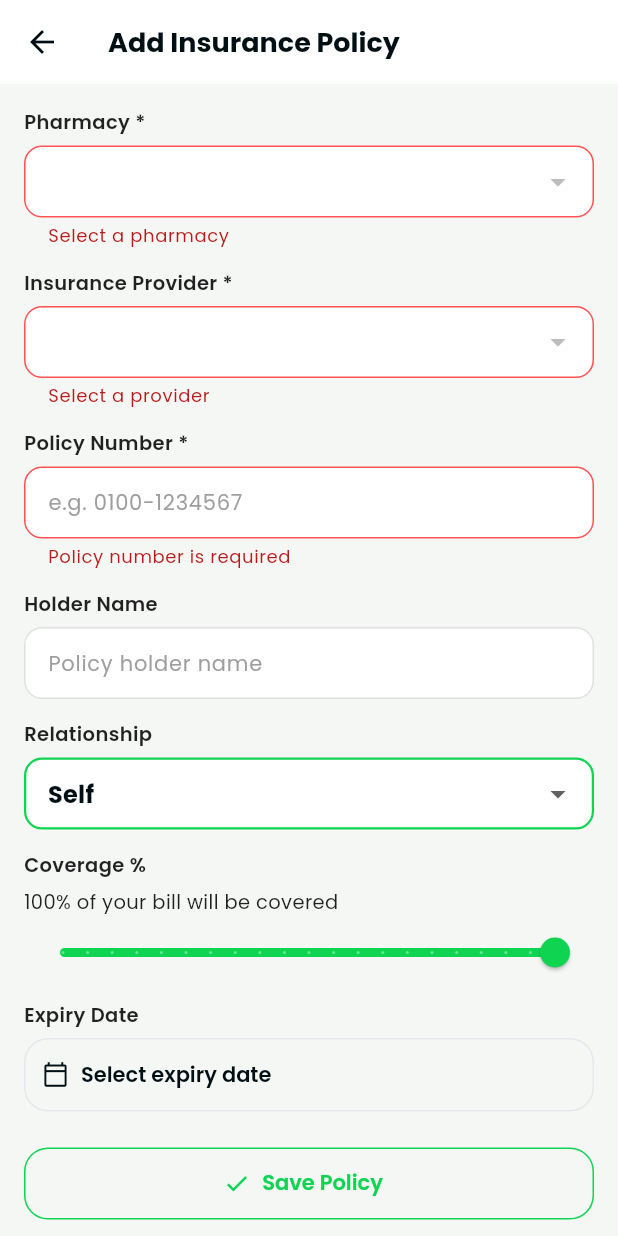
After one commit to DICKSON78/phermex, a Flutter app: the _AddInsuranceSheet screen opened directly, after a tap on "Self", after a tap on "Save Policy", on a phone screen of 412 x 824 dp. The commit adds this screen. Run offline on Flutter 3.47's test engine with Material 3 defaults, Android fonts, the phone set to English and light mode, and no system bars; our stand-ins replace cached_network_image, firebase_messaging, flutter_map, flutter_secure_storage, geolocator, image_picker and 2 more; missing offline and left inert: jitsi_meet_flutter_sdk; accounts and stored records are empty; network calls fail; statements that could not run were skipped.

Commit message:
Health insurance: app screen + repository + delete method

```diff
--- /dev/null
+++ b/lib/screens/insurance/insurance_screen.dart
@@ -0,0 +1,519 @@
+import 'package:flutter/material.dart';
+import '../../services/api_service.dart';
+import '../../services/customer_repository.dart';
+import '../../theme.dart';
+
+class InsuranceScreen extends StatefulWidget {
+  const InsuranceScreen({super.key});
+
+  @override
+  State<InsuranceScreen> createState() => _InsuranceScreenState();
+}
+
+class _InsuranceScreenState extends State<InsuranceScreen> {
+  bool _loading = true;
+  String? _error;
+  List<Map<String, dynamic>> _records = [];
+
+  @override
+  void initState() {
+    super.initState();
+    _load();
+  }
+
+  Future<void> _load() async {
+    setState(() { _loading = true; _error = null; });
+    try {
+      final records = await CustomerRepository.myInsurance();
+      setState(() { _records = records; _loading = false; });
+    } catch (e) {
+      setState(() { _error = ApiService.friendlyError(e); _loading = false; });
+    }
+  }
+
+  Future<void> _remove(Map<String, dynamic> record) async {
+    final id = record['id'];
+    if (id == null) return;
+    final confirmed = await showDialog<bool>(
+      context: context,
+      builder: (ctx) => AlertDialog(
+        title: const Text('Remove insurance?'),
+        content: const Text('This will remove the insurance record from your profile.'),
+        actions: [
+          TextButton(onPressed: () => Navigator.pop(ctx, false), child: const Text('Cancel')),
+          TextButton(onPressed: () => Navigator.pop(ctx, true), child: const Text('Remove', style: TextStyle(color: Colors.redAccent))),
+        ],
+      ),
+    );
+    if (confirmed != true) return;
+    try {
+      await CustomerRepository.removeInsurance(id);
+      if (mounted) {
+        ScaffoldMessenger.of(context).showSnackBar(const SnackBar(content: Text('Insurance record removed')));
+        _load();
+      }
+    } catch (e) {
+      if (mounted) {
+        ScaffoldMessenger.of(context).showSnackBar(SnackBar(content: Text(ApiService.friendlyError(e))));
+      }
+    }
+  }
+
+  Future<void> _add() async {
+    final added = await Navigator.of(context).push<bool>(
+      MaterialPageRoute(builder: (_) => const _AddInsuranceSheet()),
+    );
+    if (added == true) _load();
+  }
+
+  String _relationshipLabel(String? rel) {
+    switch (rel) {
+      case 'self': return 'Self';
+      case 'spouse': return 'Spouse';
+      case 'child': return 'Child';
+      case 'dependent': return 'Dependent';
+      default: return 'Self';
+    }
+  }
+
+  @override
+  Widget build(BuildContext context) {
+    return Scaffold(
+      backgroundColor: AppTheme.bgLight,
+      appBar: AppBar(
+        title: const Text('Health Insurance'),
+        backgroundColor: Colors.white,
+        actions: [
+          IconButton(
+            onPressed: _add,
+            icon: const Icon(Icons.add_circle_outline, color: AppTheme.primary),
+          ),
+        ],
+      ),
+      body: _loading
+          ? const Center(child: CircularProgressIndicator())
+          : _error != null
+              ? Center(
+                  child: Padding(
+                    padding: const EdgeInsets.all(24),
+                    child: Column(
+                      mainAxisSize: MainAxisSize.min,
+                      children: [
+                        Text(_error!, style: const TextStyle(color: Colors.redAccent), textAlign: TextAlign.center),
+                        const SizedBox(height: 12),
+                        TextButton(onPressed: _load, child: const Text('Retry')),
+                      ],
+                    ),
+                  ),
+                )
+              : RefreshIndicator(
+                  onRefresh: _load,
+                  child: _records.isEmpty
+                      ? ListView(
+                          physics: const AlwaysScrollableScrollPhysics(),
+                          padding: const EdgeInsets.all(24),
+                          children: [
+                            const SizedBox(height: 60),
+                            const Icon(Icons.health_and_safety_outlined, size: 64, color: AppTheme.primary),
+                            const SizedBox(height: 16),
+                            const Text(
+                              'No insurance policies yet',
+                              textAlign: TextAlign.center,
+                              style: TextStyle(fontSize: 18, fontWeight: FontWeight.bold, color: AppTheme.textPrimary),
+                            ),
+                            const SizedBox(height: 6),
+                            const Text(
+                              'Add your NHIF or private insurance policy so pharmacies can apply your coverage.',
+                              textAlign: TextAlign.center,
+                              style: TextStyle(fontSize: 13, color: AppTheme.textSecondary),
+                            ),
+                            const SizedBox(height: 24),
+                            OutlinedButton.icon(
+                              onPressed: _add,
+                              icon: const Icon(Icons.add),
+                              label: const Text('Add Insurance Policy'),
+                              style: OutlinedButton.styleFrom(
+                                foregroundColor: AppTheme.primary,
+                                side: const BorderSide(color: AppTheme.primary),
+                                minimumSize: const Size.fromHeight(48),
+                              ),
+                            ),
+                          ],
+                        )
+                      : ListView(
+                          physics: const AlwaysScrollableScrollPhysics(),
+                          padding: const EdgeInsets.all(16),
+                          children: [
+                            const Text(
+                              'Covered plans',
+                              style: TextStyle(fontSize: 18, fontWeight: FontWeight.bold, color: AppTheme.textPrimary),
+                            ),
+                            const SizedBox(height: 12),
+                            ..._records.map((r) => _InsuranceCard(
+                                  record: r,
+                                  onRemove: () => _remove(r),
+                                )),
+                            const SizedBox(height: 16),
+                            OutlinedButton.icon(
+                              onPressed: _add,
+                              icon: const Icon(Icons.add),
+                              label: const Text('Add another policy'),
+                              style: OutlinedButton.styleFrom(
+                                foregroundColor: AppTheme.primary,
+                                side: const BorderSide(color: AppTheme.primary),
+                                minimumSize: const Size.fromHeight(48),
+                              ),
+                            ),
+                          ],
+                        ),
+                ),
+    );
+  }
+}
+
+class _InsuranceCard extends StatelessWidget {
+  final Map<String, dynamic> record;
+  final VoidCallback onRemove;
+
+  const _InsuranceCard({required this.record, required this.onRemove});
+
+  @override
+  Widget build(BuildContext context) {
+    final provider = (record['provider'] is Map ? record['provider'] : <String, dynamic>{});
+    final pharmacy = (record['pharmacy'] is Map ? record['pharmacy'] : <String, dynamic>{});
+    final providerName = provider['name']?.toString() ?? 'Insurance';
+    final coverage = double.tryParse((record['coverage_percent'] ?? 0).toString()) ?? 0;
+    final expiry = record['expiry_date']?.toString() ?? '';
+    final isPrimary = record['is_primary'] == true;
+
+    DateTime? expiryDate;
+    if (expiry.isNotEmpty) expiryDate = DateTime.tryParse(expiry);
+    final isExpired = expiryDate != null && expiryDate.isBefore(DateTime.now());
+
+    return Container(
+      margin: const EdgeInsets.only(bottom: 12),
+      padding: const EdgeInsets.all(16),
+      decoration: BoxDecoration(
+        color: Colors.white,
+        borderRadius: BorderRadius.circular(16),
+        border: Border.all(color: Colors.grey.shade200),
+      ),
+      child: Column(
+        crossAxisAlignment: CrossAxisAlignment.start,
+        children: [
+          Row(
+            children: [
+              Container(
+                padding: const EdgeInsets.all(10),
+                decoration: BoxDecoration(
+                  color: AppTheme.primary.withOpacity(0.12),
+                  borderRadius: BorderRadius.circular(12),
+                ),
+                child: const Icon(Icons.shield_outlined, color: AppTheme.primary),
+              ),
+              const SizedBox(width: 12),
+              Expanded(
+                child: Column(
+                  crossAxisAlignment: CrossAxisAlignment.start,
+                  children: [
+                    Text(
+                      providerName,
+                      style: const TextStyle(fontWeight: FontWeight.bold, fontSize: 15, color: AppTheme.textPrimary),
+                    ),
+                    const SizedBox(height: 2),
+                    Text(
+                      'Policy ${record['policy_number']?.toString() ?? ''}',
+                      style: const TextStyle(fontSize: 12, color: AppTheme.textSecondary),
+                    ),
+                  ],
+                ),
+              ),
+              if (isPrimary)
+                Container(
+                  padding: const EdgeInsets.symmetric(horizontal: 8, vertical: 4),
+                  decoration: BoxDecoration(color: AppTheme.primary.withOpacity(0.12), borderRadius: BorderRadius.circular(8)),
+                  child: const Text('Primary', style: TextStyle(fontSize: 11, fontWeight: FontWeight.w600, color: AppTheme.primary)),
+                ),
+              IconButton(
+                onPressed: onRemove,
+                icon: const Icon(Icons.delete_outline, size: 20, color: Colors.redAccent),
+                tooltip: 'Remove',
+              ),
+            ],
+          ),
+          const SizedBox(height: 12),
+          Row(
+            children: [
+              Expanded(
+                child: _InfoCell(label: 'Coverage', value: '${coverage.toStringAsFixed(0)}%'),
+              ),
+              if (pharmacy['pharmacy_name']?.toString().isNotEmpty == true)
+                Expanded(
+                  child: _InfoCell(label: 'Registered at', value: pharmacy['pharmacy_name'].toString()),
+                ),
+            ],
+          ),
+          if (expiryDate != null) ...[
+            const SizedBox(height: 10),
+            Text(
+              isExpired ? 'Policy expired ${_fmtDate(expiryDate!)}' : 'Valid until ${_fmtDate(expiryDate!)}',
+              style: TextStyle(fontSize: 12, color: isExpired ? Colors.redAccent : AppTheme.textSecondary),
+            ),
+          ],
+        ],
+      ),
+    );
+  }
+
+  String _fmtDate(DateTime d) => '${d.day.toString().padLeft(2, '0')}/${d.month.toString().padLeft(2, '0')}/${d.year}';
+}
+
+class _InfoCell extends StatelessWidget {
+  final String label;
+  final String value;
+
+  const _InfoCell({required this.label, required this.value});
+
+  @override
+  Widget build(BuildContext context) {
+    return Column(
+      crossAxisAlignment: CrossAxisAlignment.start,
+      children: [
+        Text(label, style: const TextStyle(fontSize: 11, color: AppTheme.textSecondary)),
+        const SizedBox(height: 2),
+        Text(value, style: const TextStyle(fontSize: 13, fontWeight: FontWeight.w600, color: AppTheme.textPrimary)),
+      ],
+    );
+  }
+}
+
+class _AddInsuranceSheet extends StatefulWidget {
+  const _AddInsuranceSheet();
+
+  @override
+  State<_AddInsuranceSheet> createState() => _AddInsuranceSheetState();
+}
+
+class _AddInsuranceSheetState extends State<_AddInsuranceSheet> {
+  final _formKey = GlobalKey<FormState>();
+  final _policyNumber = TextEditingController();
+  final _holderName = TextEditingController();
+  String? _pharmacyId;
+  String? _providerId;
+  String _providerName = '';
+  String _relationship = 'self';
+  String? _expiryDate;
+  double _coverage = 100;
+  bool _saving = false;
+
+  List<Map<String, dynamic>> _pharmacies = [];
+  List<Map<String, dynamic>> _providers = [];
+  bool _loadingData = true;
+
+  @override
+  void initState() {
+    super.initState();
+    _loadData();
+  }
+
+  @override
+  void dispose() {
+    _policyNumber.dispose();
+    _holderName.dispose();
+    super.dispose();
+  }
+
+  Future<void> _loadData() async {
+    setState(() { _loadingData = true; });
+    try {
+      final pharmacies = await CustomerRepository.allPharmacies();
+      final providers = await CustomerRepository.insuranceProviders();
+      setState(() {
+        _pharmacies = pharmacies.map((p) => {
+          'id': p.id,
+          'pharmacy_name': p.name ?? 'Pharmacy',
+        }).toList();
+        _providers = providers;
+        _loadingData = false;
+      });
+    } catch (e) {
+      setState(() { _loadingData = false; });
+      if (mounted) {
+        ScaffoldMessenger.of(context).showSnackBar(SnackBar(content: Text(ApiService.friendlyError(e))));
+      }
+    }
+  }
+
+  @override
+  Widget build(BuildContext context) {
+    return Scaffold(
+      backgroundColor: AppTheme.bgLight,
+      appBar: AppBar(
+        title: const Text('Add Insurance Policy'),
+        backgroundColor: Colors.white,
+      ),
+      body: _loadingData
+          ? const Center(child: CircularProgressIndicator())
+          : SingleChildScrollView(
+              padding: const EdgeInsets.all(16),
+              child: Form(
+                key: _formKey,
+                child: Column(
+                  crossAxisAlignment: CrossAxisAlignment.stretch,
+                  children: [
+                    _label('Pharmacy *'),
+                    DropdownButtonFormField<String>(
+                      value: _pharmacyId,
+                      isExpanded: true,
+                      decoration: _decoration(),
+                      items: _pharmacies.map((p) {
+                        final name = p['pharmacy_name']?.toString() ?? p['name']?.toString() ?? 'Pharmacy';
+                        return DropdownMenuItem(value: p['id'].toString(), child: Text(name, overflow: TextOverflow.ellipsis));
+                      }).toList(),
+                      onChanged: (v) => setState(() => _pharmacyId = v),
+                      validator: (v) => v == null ? 'Select a pharmacy' : null,
+                    ),
+                    const SizedBox(height: 14),
+                    _label('Insurance Provider *'),
+                    DropdownButtonFormField<String>(
+                      value: _providerId,
+                      isExpanded: true,
+                      decoration: _decoration(),
+                      items: _providers.map((p) {
+                        final name = p['name']?.toString() ?? 'Provider';
+                        return DropdownMenuItem(
+                          value: p['id'].toString(),
+                          child: Text(name, overflow: TextOverflow.ellipsis),
+                        );
+                      }).toList(),
+                      onChanged: (v) {
+                        setState(() => _providerId = v);
+                        final provider = _providers.firstWhere((p) => p['id'].toString() == v, orElse: () => const {});
+                        _providerName = provider['name']?.toString() ?? '';
+                      },
+                      validator: (v) => v == null ? 'Select a provider' : null,
+                    ),
+                    const SizedBox(height: 14),
+                    _label('Policy Number *'),
+                    TextFormField(
+                      controller: _policyNumber,
+                      decoration: _decoration(hint: 'e.g. 0100-1234567'),
+                      validator: (v) => (v == null || v.trim().isEmpty) ? 'Policy number is required' : null,
+                    ),
+                    const SizedBox(height: 14),
+                    _label('Holder Name'),
+                    TextFormField(
+                      controller: _holderName,
+                      decoration: _decoration(hint: 'Policy holder name'),
+                    ),
+                    const SizedBox(height: 14),
+                    _label('Relationship'),
+                    DropdownButtonFormField<String>(
+                      value: _relationship,
+                      isExpanded: true,
+                      decoration: _decoration(),
+                      items: const [
+                        DropdownMenuItem(value: 'self', child: Text('Self')),
+                        DropdownMenuItem(value: 'spouse', child: Text('Spouse')),
+                        DropdownMenuItem(value: 'child', child: Text('Child')),
+                        DropdownMenuItem(value: 'dependent', child: Text('Dependent')),
+                      ],
+                      onChanged: (v) => setState(() => _relationship = v ?? 'self'),
+                    ),
+                    const SizedBox(height: 14),
+                    _label('Coverage %'),
+                    Text(
+                      '${_coverage.toStringAsFixed(0)}% of your bill will be covered',
+                      style: const TextStyle(fontSize: 13, color: AppTheme.textSecondary),
+                    ),
+                    Slider(
+                      value: _coverage,
+                      min: 0,
+                      max: 100,
+                      divisions: 20,
+                      activeColor: AppTheme.primary,
+                      onChanged: (v) => setState(() => _coverage = v),
+                    ),
+                    const SizedBox(height: 8),
+                    _label('Expiry Date'),
+                    OutlinedButton.icon(
+                      onPressed: _pickExpiry,
+                      icon: const Icon(Icons.calendar_today_outlined, size: 18),
+                      label: Text(_expiryDate ?? 'Select expiry date'),
+                      style: OutlinedButton.styleFrom(
+                        foregroundColor: AppTheme.textPrimary,
+                        alignment: Alignment.centerLeft,
+                        padding: const EdgeInsets.symmetric(horizontal: 12, vertical: 14),
+                      ),
+                    ),
+                    const SizedBox(height: 24),
+                    OutlinedButton.icon(
+                      onPressed: _saving ? null : _save,
+                      icon: const Icon(Icons.check),
+                      label: Text(_saving ? 'Saving…' : 'Save Policy'),
+                      style: OutlinedButton.styleFrom(
+                        foregroundColor: AppTheme.primary,
+                        side: const BorderSide(color: AppTheme.primary),
+                        minimumSize: const Size.fromHeight(48),
+                      ),
+                    ),
+                  ],
+                ),
+              ),
+            ),
+    );
+  }
+
+  InputDecoration _decoration({String? hint}) => InputDecoration(
+        hintText: hint,
+        filled: true,
+        fillColor: Colors.white,
+        contentPadding: const EdgeInsets.symmetric(horizontal: 12, vertical: 12),
+        enabledBorder: OutlineInputBorder(borderRadius: BorderRadius.circular(12), borderSide: BorderSide(color: Colors.grey.shade300)),
+        focusedBorder: OutlineInputBorder(borderRadius: BorderRadius.circular(12), borderSide: const BorderSide(color: AppTheme.primary, width: 1.5)),
+        errorBorder: OutlineInputBorder(borderRadius: BorderRadius.circular(12), borderSide: const BorderSide(color: Colors.redAccent)),
+      );
+
+  Widget _label(String text) => Padding(
+        padding: const EdgeInsets.only(bottom: 6),
+        child: Text(text, style: const TextStyle(fontSize: 13, fontWeight: FontWeight.w600, color: AppTheme.textPrimary)),
+      );
+
+  Future<void> _pickExpiry() async {
+    final now = DateTime.now();
+    final picked = await showDatePicker(
+      context: context,
+      initialDate: now.add(const Duration(days: 365)),
+      firstDate: now,
+      lastDate: now.add(const Duration(days: 365 * 10)),
+    );
+    if (picked != null) {
+      setState(() => _expiryDate = '${picked.year.toString().padLeft(4, '0')}-${picked.month.toString().padLeft(2, '0')}-${picked.day.toString().padLeft(2, '0')}');
+    }
+  }
+
+  Future<void> _save() async {
+    if (!(_formKey.currentState?.validate() ?? false)) return;
+    setState(() => _saving = true);
+    try {
+      await CustomerRepository.addInsurance({
+        'pharmacy_id': int.tryParse(_pharmacyId ?? ''),
+        'insurance_provider_id': int.tryParse(_providerId ?? ''),
+        'policy_number': _policyNumber.text.trim(),
+        'holder_name': _holderName.text.trim().isEmpty ? null : _holderName.text.trim(),
+        'relationship': _relationship,
+        'expiry_date': _expiryDate,
+        'coverage_percent': _coverage,
+        'is_primary': true,
+      });
+      if (mounted) {
+        Navigator.pop(context, true);
+      }
+    } catch (e) {
+      if (mounted) {
+        ScaffoldMessenger.of(context).showSnackBar(SnackBar(content: Text(ApiService.friendlyError(e))));
+        setState(() => _saving = false);
+      }
+    }
+  }
+}
--- a/lib/screens/profile/profile_screen.dart
+++ b/lib/screens/profile/profile_screen.dart
@@ -7,6 +7,7 @@ import '../notifications/notifications_screen.dart';
 import '../prescriptions/prescriptions_screen.dart';
 import '../support/support_screen.dart';
 import '../loyalty/loyalty_screen.dart';
+import '../insurance/insurance_screen.dart';
 import 'address_book_screen.dart';
 
 const String appVersion = '1.0.0';
@@ -241,6 +242,14 @@ class _ProfileScreenState extends State<ProfileScreen> {
               subtitle: 'Points earned & redemption history',
               onTap: () => Navigator.of(context).push(
                 MaterialPageRoute(builder: (_) => const LoyaltyScreen()),
+              ),
+            ),
+            _MenuRow(
+              icon: Icons.shield_outlined,
+              label: 'Health Insurance',
+              subtitle: 'NHIF & private insurance policies',
+              onTap: () => Navigator.of(context).push(
+                MaterialPageRoute(builder: (_) => const InsuranceScreen()),
               ),
             ),
             _MenuRow(
--- a/lib/services/customer_repository.dart
+++ b/lib/services/customer_repository.dart
@@ -293,6 +293,32 @@ class CustomerRepository {
     return {'pharmacies': [], 'transactions': []};
   }
 
+  static Future<List<Map<String, dynamic>>> myInsurance() async {
+    final res = await ApiService.get('/insurance');
+    final data = _data(res);
+    if (data is List) return data.map((e) => Map<String, dynamic>.from(e)).toList();
+    return [];
+  }
+
+  static Future<List<Map<String, dynamic>>> insuranceProviders({int? pharmacyId}) async {
+    final query = pharmacyId != null ? '?pharmacy_id=$pharmacyId' : '';
+    final res = await ApiService.get('/insurance/providers$query');
+    final data = _data(res);
+    if (data is List) return data.map((e) => Map<String, dynamic>.from(e)).toList();
+    return [];
+  }
+
+  static Future<Map<String, dynamic>> addInsurance(Map<String, dynamic> payload) async {
+    final res = await ApiService.post('/insurance', payload);
+    final data = _data(res);
+    if (data is Map) return Map<String, dynamic>.from(data);
+    return {};
+  }
+
+  static Future<void> removeInsurance(int id) async {
+    await ApiService.delete('/insurance/$id');
+  }
+
   static Future<List<ChatConversation>> conversations() async {
     final res = await ApiService.get('/chats');
     final data = _data(res);
```
Also changed, not shown: lib/services/api_service.dart (+11 -0 lines).
